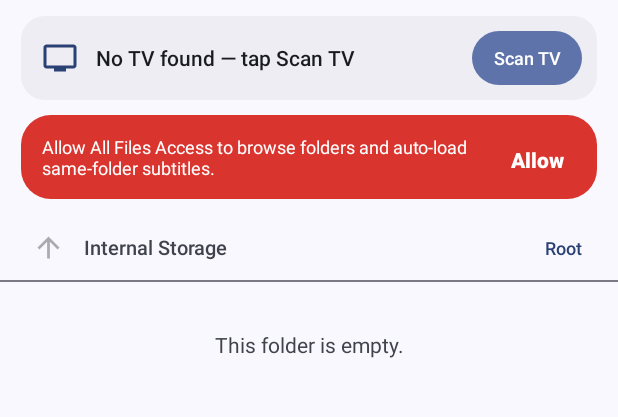
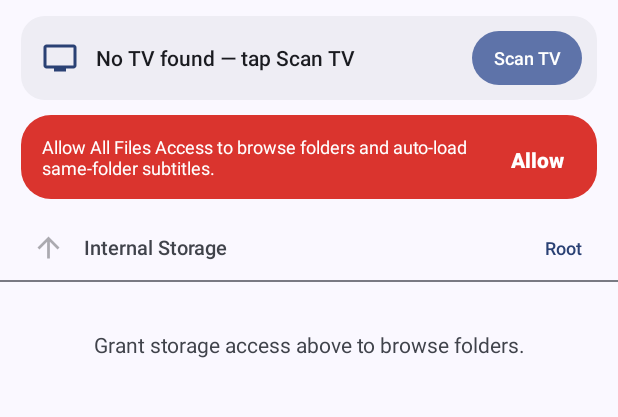
Before and after one commit to selvarajrajkanna/tizen-dlna, an Android app: the screen it shows after launch (MainActivity), on a phone screen of 412 x 824 dp, the part 91-508 px from its top. Run offline under Robolectric (Android 15) with nearby library versions, the phone set to English and light mode, and no system bars; 3 statements that could not run were skipped.

Commit message:
feat: extend arm64 Vulkan support to Android 10-16 with Material 3 fallback and API guards, bump version to 1.3.0

```diff
--- a/app/build.gradle.kts
+++ b/app/build.gradle.kts
@@ -8,10 +8,10 @@ android {
 
     defaultConfig {
         applicationId = "org.tizendlna.app"
-        minSdk = 36
+        minSdk = 29
         targetSdk = 36
-        versionCode = 9
-        versionName = "1.2.0"
+        versionCode = 10
+        versionName = "1.3.0"
 
         // Strictly 64-bit ARM64 (Snapdragon 7+ Gen 3 / ARMv9-A Cortex-X4/A720/A520)
         ndk {
--- a/app/src/main/java/org/tizendlna/app/MainActivity.java
+++ b/app/src/main/java/org/tizendlna/app/MainActivity.java
@@ -10,6 +10,7 @@ import android.content.ServiceConnection;
 import android.content.pm.PackageManager;
 import android.database.Cursor;
 import android.net.Uri;
+import android.os.Build;
 import android.os.Bundle;
 import android.os.Environment;
 import android.os.Handler;
@@ -102,7 +103,7 @@ public final class MainActivity extends Activity {
     private SeekBar seekBar;
     private Button btnPlayPause;
 
-    private OnBackInvokedCallback backCallback;
+    private Object backCallback; // OnBackInvokedCallback on API 33+
 
     private final Runnable statusPoller = new Runnable() {
         @Override
@@ -178,11 +179,20 @@ public final class MainActivity extends Activity {
         super.onCreate(savedInstanceState);
         setContentView(R.layout.activity_main);
 
-        // Android 16 edge-to-edge inset padding
+        // Edge-to-edge system bar inset padding (Android 10-16)
         View root = findViewById(R.id.root_container);
         root.setOnApplyWindowInsetsListener((v, insets) -> {
+            if (Build.VERSION.SDK_INT >= Build.VERSION_CODES.R) {
                 var bars = insets.getInsets(WindowInsets.Type.systemBars());
                 v.setPadding(bars.left, bars.top, bars.right, bars.bottom);
+            } else {
+                v.setPadding(
+                        insets.getSystemWindowInsetLeft(),
+                        insets.getSystemWindowInsetTop(),
+                        insets.getSystemWindowInsetRight(),
+                        insets.getSystemWindowInsetBottom()
+                );
+            }
             return insets;
         });
 
@@ -252,14 +262,17 @@ public final class MainActivity extends Activity {
             }
         });
 
-        // Android 16 predictive back navigation: navigate up a folder before exiting
-        backCallback = () -> {
+        // Predictive back navigation on Android 13-16 (onBackPressed handles Android 10-12)
+        if (Build.VERSION.SDK_INT >= Build.VERSION_CODES.TIRAMISU) {
+            OnBackInvokedCallback cb = () -> {
                 if (!navigateUp()) {
                     finish();
                 }
             };
+            backCallback = cb;
             getOnBackInvokedDispatcher().registerOnBackInvokedCallback(
-                OnBackInvokedDispatcher.PRIORITY_DEFAULT, backCallback);
+                    OnBackInvokedDispatcher.PRIORITY_DEFAULT, cb);
+        }
 
         Intent svc = new Intent(this, DlnaServerService.class);
         startForegroundService(svc);
@@ -289,10 +302,18 @@ public final class MainActivity extends Activity {
     }
 
     @Override
+    @SuppressWarnings("deprecation")
+    public void onBackPressed() {
+        if (!navigateUp()) {
+            super.onBackPressed();
+        }
+    }
+
+    @Override
     protected void onDestroy() {
         mainHandler.removeCallbacks(statusPoller);
-        if (backCallback != null) {
-            getOnBackInvokedDispatcher().unregisterOnBackInvokedCallback(backCallback);
+        if (Build.VERSION.SDK_INT >= Build.VERSION_CODES.TIRAMISU && backCallback instanceof OnBackInvokedCallback) {
+            getOnBackInvokedDispatcher().unregisterOnBackInvokedCallback((OnBackInvokedCallback) backCallback);
         }
         if (serviceBound) {
             if (serverService != null) serverService.setStateListener(null);
@@ -304,23 +325,51 @@ public final class MainActivity extends Activity {
     }
 
     private void requestNotificationPermission() {
-        if (checkSelfPermission(Manifest.permission.POST_NOTIFICATIONS) != PackageManager.PERMISSION_GRANTED) {
-            requestPermissions(new String[]{Manifest.permission.POST_NOTIFICATIONS}, REQ_PERMISSIONS);
+        List<String> needed = new ArrayList<>();
+        if (Build.VERSION.SDK_INT >= Build.VERSION_CODES.TIRAMISU
+                && checkSelfPermission(Manifest.permission.POST_NOTIFICATIONS) != PackageManager.PERMISSION_GRANTED) {
+            needed.add(Manifest.permission.POST_NOTIFICATIONS);
+        }
+        if (Build.VERSION.SDK_INT < Build.VERSION_CODES.R
+                && checkSelfPermission(Manifest.permission.READ_EXTERNAL_STORAGE) != PackageManager.PERMISSION_GRANTED) {
+            needed.add(Manifest.permission.READ_EXTERNAL_STORAGE);
+        }
+        if (!needed.isEmpty()) {
+            requestPermissions(needed.toArray(new String[0]), REQ_PERMISSIONS);
         }
     }
 
+    private boolean hasStorageAccess() {
+        if (Build.VERSION.SDK_INT >= Build.VERSION_CODES.R) {
+            return Environment.isExternalStorageManager();
+        }
+        return checkSelfPermission(Manifest.permission.READ_EXTERNAL_STORAGE) == PackageManager.PERMISSION_GRANTED;
+    }
+
     private void updatePermissionBanner() {
-        boolean hasAllFiles = Environment.isExternalStorageManager();
-        permissionBanner.setVisibility(hasAllFiles ? View.GONE : View.VISIBLE);
+        permissionBanner.setVisibility(hasStorageAccess() ? View.GONE : View.VISIBLE);
     }
 
     private void openAllFilesPermission() {
+        if (Build.VERSION.SDK_INT >= Build.VERSION_CODES.R) {
             try {
                 Intent intent = new Intent(Settings.ACTION_MANAGE_APP_ALL_FILES_ACCESS_PERMISSION);
                 intent.setData(Uri.parse("package:" + getPackageName()));
                 startActivity(intent);
             } catch (Exception e) {
                 startActivity(new Intent(Settings.ACTION_MANAGE_ALL_FILES_ACCESS_PERMISSION));
+            }
+        } else {
+            requestPermissions(new String[]{Manifest.permission.READ_EXTERNAL_STORAGE}, REQ_PERMISSIONS);
+        }
+    }
+
+    @Override
+    public void onRequestPermissionsResult(int requestCode, String[] permissions, int[] grantResults) {
+        super.onRequestPermissionsResult(requestCode, permissions, grantResults);
+        if (requestCode == REQ_PERMISSIONS) {
+            updatePermissionBanner();
+            openDirectory(currentDir != null ? currentDir : storageRoot);
         }
     }
 
@@ -442,9 +491,9 @@ public final class MainActivity extends Activity {
         fileList.setSelection(0);
 
         if (entries.isEmpty()) {
-            tvEmpty.setText(Environment.isExternalStorageManager()
+            tvEmpty.setText(hasStorageAccess()
                     ? "This folder is empty."
-                    : "Grant All Files Access above to browse storage folders.");
+                    : "Grant storage access above to browse folders.");
             tvEmpty.setVisibility(View.VISIBLE);
         } else {
             tvEmpty.setVisibility(View.GONE);
@@ -491,7 +540,13 @@ public final class MainActivity extends Activity {
         if (Intent.ACTION_VIEW.equals(action)) {
             uri = intent.getData();
         } else if (Intent.ACTION_SEND.equals(action)) {
+            if (Build.VERSION.SDK_INT >= Build.VERSION_CODES.TIRAMISU) {
                 uri = intent.getParcelableExtra(Intent.EXTRA_STREAM, Uri.class);
+            } else {
+                @SuppressWarnings("deprecation")
+                Uri legacy = intent.getParcelableExtra(Intent.EXTRA_STREAM);
+                uri = legacy;
+            }
         }
         if (uri == null) return;
 
--- /dev/null
+++ b/app/src/main/res/values-night-v34/colors.xml
@@ -0,0 +1,20 @@
+<?xml version="1.0" encoding="utf-8"?>
+<resources>
+    <!-- Android 14-16 Native Material You Dynamic Palette (Dark) -->
+    <color name="m3_bg">@android:color/system_background_dark</color>
+    <color name="m3_surface_container">@android:color/system_surface_container_dark</color>
+    <color name="m3_surface_container_high">@android:color/system_surface_container_high_dark</color>
+    <color name="m3_on_surface">@android:color/system_on_surface_dark</color>
+    <color name="m3_on_surface_variant">@android:color/system_on_surface_variant_dark</color>
+    <color name="m3_primary">@android:color/system_primary_dark</color>
+    <color name="m3_on_primary">@android:color/system_on_primary_dark</color>
+    <color name="m3_primary_container">@android:color/system_primary_container_dark</color>
+    <color name="m3_on_primary_container">@android:color/system_on_primary_container_dark</color>
+    <color name="m3_secondary_container">@android:color/system_secondary_container_dark</color>
+    <color name="m3_on_secondary_container">@android:color/system_on_secondary_container_dark</color>
+    <color name="m3_tertiary_container">@android:color/system_tertiary_container_dark</color>
+    <color name="m3_on_tertiary_container">@android:color/system_on_tertiary_container_dark</color>
+    <color name="m3_error_container">@android:color/system_error_container_dark</color>
+    <color name="m3_on_error_container">@android:color/system_on_error_container_dark</color>
+    <color name="m3_outline_variant">@android:color/system_outline_variant_dark</color>
+</resources>
--- a/app/src/main/res/values-night/colors.xml
+++ b/app/src/main/res/values-night/colors.xml
@@ -1,20 +1,20 @@
 <?xml version="1.0" encoding="utf-8"?>
 <resources>
-    <!-- Android 16 Native Material You Dynamic Palette (Dark) -->
-    <color name="m3_bg">@android:color/system_background_dark</color>
-    <color name="m3_surface_container">@android:color/system_surface_container_dark</color>
-    <color name="m3_surface_container_high">@android:color/system_surface_container_high_dark</color>
-    <color name="m3_on_surface">@android:color/system_on_surface_dark</color>
-    <color name="m3_on_surface_variant">@android:color/system_on_surface_variant_dark</color>
-    <color name="m3_primary">@android:color/system_primary_dark</color>
-    <color name="m3_on_primary">@android:color/system_on_primary_dark</color>
-    <color name="m3_primary_container">@android:color/system_primary_container_dark</color>
-    <color name="m3_on_primary_container">@android:color/system_on_primary_container_dark</color>
-    <color name="m3_secondary_container">@android:color/system_secondary_container_dark</color>
-    <color name="m3_on_secondary_container">@android:color/system_on_secondary_container_dark</color>
-    <color name="m3_tertiary_container">@android:color/system_tertiary_container_dark</color>
-    <color name="m3_on_tertiary_container">@android:color/system_on_tertiary_container_dark</color>
-    <color name="m3_error_container">@android:color/system_error_container_dark</color>
-    <color name="m3_on_error_container">@android:color/system_on_error_container_dark</color>
-    <color name="m3_outline_variant">@android:color/system_outline_variant_dark</color>
+    <!-- Material 3 Dark Palette fallback for Android 10-13 (API 29-33) -->
+    <color name="m3_bg">#0F1218</color>
+    <color name="m3_surface_container">#191D26</color>
+    <color name="m3_surface_container_high">#232835</color>
+    <color name="m3_on_surface">#E4E7F0</color>
+    <color name="m3_on_surface_variant">#A0A8BA</color>
+    <color name="m3_primary">#9ECAFF</color>
+    <color name="m3_on_primary">#003258</color>
+    <color name="m3_primary_container">#1E3A6E</color>
+    <color name="m3_on_primary_container">#D9E6FF</color>
+    <color name="m3_secondary_container">#2A3142</color>
+    <color name="m3_on_secondary_container">#D7DFEF</color>
+    <color name="m3_tertiary_container">#184534</color>
+    <color name="m3_on_tertiary_container">#A7F3D0</color>
+    <color name="m3_error_container">#5C1919</color>
+    <color name="m3_on_error_container">#FFDAD6</color>
+    <color name="m3_outline_variant">#2F3544</color>
 </resources>
--- /dev/null
+++ b/app/src/main/res/values-v34/colors.xml
@@ -0,0 +1,20 @@
+<?xml version="1.0" encoding="utf-8"?>
+<resources>
+    <!-- Android 14-16 Native Material You Dynamic Palette (Light) -->
+    <color name="m3_bg">@android:color/system_background_light</color>
+    <color name="m3_surface_container">@android:color/system_surface_container_light</color>
+    <color name="m3_surface_container_high">@android:color/system_surface_container_high_light</color>
+    <color name="m3_on_surface">@android:color/system_on_surface_light</color>
+    <color name="m3_on_surface_variant">@android:color/system_on_surface_variant_light</color>
+    <color name="m3_primary">@android:color/system_primary_light</color>
+    <color name="m3_on_primary">@android:color/system_on_primary_light</color>
+    <color name="m3_primary_container">@android:color/system_primary_container_light</color>
+    <color name="m3_on_primary_container">@android:color/system_on_primary_container_light</color>
+    <color name="m3_secondary_container">@android:color/system_secondary_container_light</color>
+    <color name="m3_on_secondary_container">@android:color/system_on_secondary_container_light</color>
+    <color name="m3_tertiary_container">@android:color/system_tertiary_container_light</color>
+    <color name="m3_on_tertiary_container">@android:color/system_on_tertiary_container_light</color>
+    <color name="m3_error_container">@android:color/system_error_container_light</color>
+    <color name="m3_on_error_container">@android:color/system_on_error_container_light</color>
+    <color name="m3_outline_variant">@android:color/system_outline_variant_light</color>
+</resources>
--- a/app/src/main/res/values/colors.xml
+++ b/app/src/main/res/values/colors.xml
@@ -1,20 +1,20 @@
 <?xml version="1.0" encoding="utf-8"?>
 <resources>
-    <!-- Android 16 Native Material You Dynamic Palette (Light) -->
-    <color name="m3_bg">@android:color/system_background_light</color>
-    <color name="m3_surface_container">@android:color/system_surface_container_light</color>
-    <color name="m3_surface_container_high">@android:color/system_surface_container_high_light</color>
-    <color name="m3_on_surface">@android:color/system_on_surface_light</color>
-    <color name="m3_on_surface_variant">@android:color/system_on_surface_variant_light</color>
-    <color name="m3_primary">@android:color/system_primary_light</color>
-    <color name="m3_on_primary">@android:color/system_on_primary_light</color>
-    <color name="m3_primary_container">@android:color/system_primary_container_light</color>
-    <color name="m3_on_primary_container">@android:color/system_on_primary_container_light</color>
-    <color name="m3_secondary_container">@android:color/system_secondary_container_light</color>
-    <color name="m3_on_secondary_container">@android:color/system_on_secondary_container_light</color>
-    <color name="m3_tertiary_container">@android:color/system_tertiary_container_light</color>
-    <color name="m3_on_tertiary_container">@android:color/system_on_tertiary_container_light</color>
-    <color name="m3_error_container">@android:color/system_error_container_light</color>
-    <color name="m3_on_error_container">@android:color/system_on_error_container_light</color>
-    <color name="m3_outline_variant">@android:color/system_outline_variant_light</color>
+    <!-- Material 3 Light Palette fallback for Android 10-13 (API 29-33) -->
+    <color name="m3_bg">#F8F9FD</color>
+    <color name="m3_surface_container">#ECEFF7</color>
+    <color name="m3_surface_container_high">#E3E8F4</color>
+    <color name="m3_on_surface">#191C22</color>
+    <color name="m3_on_surface_variant">#454C59</color>
+    <color name="m3_primary">#2556C9</color>
+    <color name="m3_on_primary">#FFFFFF</color>
+    <color name="m3_primary_container">#D9E3FF</color>
+    <color name="m3_on_primary_container">#001947</color>
+    <color name="m3_secondary_container">#DCE3F2</color>
+    <color name="m3_on_secondary_container">#172030</color>
+    <color name="m3_tertiary_container">#C7F5DF</color>
+    <color name="m3_on_tertiary_container">#002114</color>
+    <color name="m3_error_container">#FFDAD6</color>
+    <color name="m3_on_error_container">#410002</color>
+    <color name="m3_outline_variant">#C5CAD6</color>
 </resources>
```
Also changed, not shown: app/src/main/AndroidManifest.xml (+8 -4 lines), app/src/main/java/org/tizendlna/app/model/MediaItem.java (+6 -4 lines), 1 other file. Lines whose indentation alone changed are shown as unchanged.
